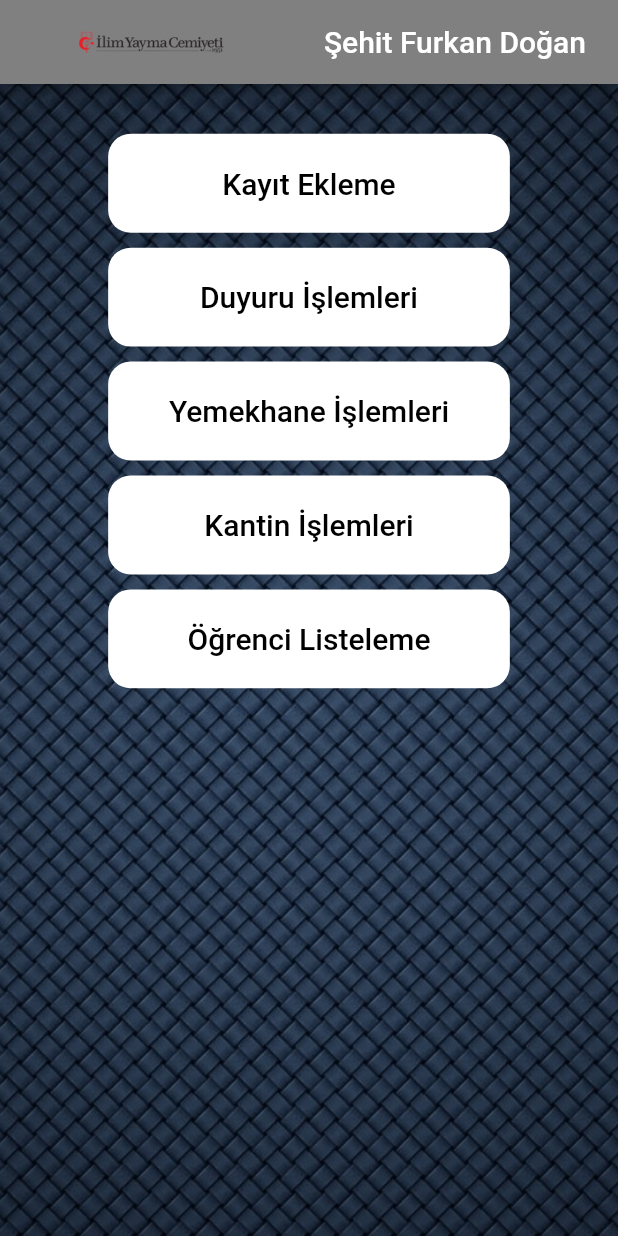
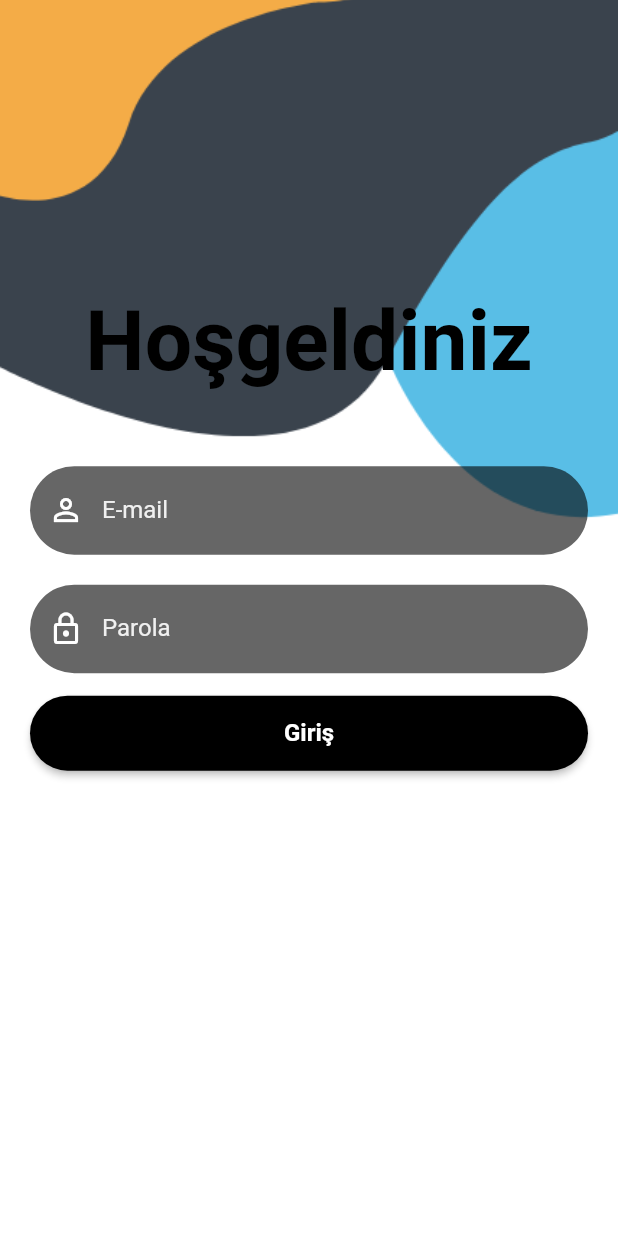
Before and after one commit to memin745/AppAdmin, a Flutter app: the screen it shows after launch, on a phone screen of 412 x 824 dp. Run offline on Flutter 3.47's test engine with Material 2 defaults, Android fonts, the phone set to English and light mode, and no system bars; our stand-ins replace cloud_firestore, firebase_auth, firebase_core, fluttertoast; accounts and stored records are empty.

Commit message:
firebase

```diff
--- a/flutter_application_6/lib/KayıtEkleme/kayitekleme.dart
+++ b/flutter_application_6/lib/KayıtEkleme/kayitekleme.dart
@@ -2,6 +2,8 @@ import 'package:flutter/src/foundation/key.dart';
 import 'package:flutter/src/widgets/framework.dart';
 import 'package:flutter/material.dart';
 import 'package:flutter_application_6/homepage.dart';
+import 'package:firebase_auth/firebase_auth.dart';
+import 'package:firebase_core/firebase_core.dart';
 
 class KayitEklemePage extends StatefulWidget {
   const KayitEklemePage({Key key}) : super(key: key);
--- /dev/null
+++ b/flutter_application_6/lib/login.dart
@@ -0,0 +1,93 @@
+import 'package:firebase_auth/firebase_auth.dart';
+
+import 'package:flutter/material.dart';
+import 'package:flutter_application_6/homepage.dart';
+import 'package:flutter_application_6/resuable_widgets.dart';
+import 'package:fluttertoast/fluttertoast.dart';
+
+class SignInScreen extends StatefulWidget {
+  const SignInScreen({Key key}) : super(key: key);
+
+  @override
+  _SignInScreenState createState() => _SignInScreenState();
+}
+
+class _SignInScreenState extends State<SignInScreen> {
+  TextEditingController _passwordTextController = TextEditingController();
+  TextEditingController _emailTextController = TextEditingController();
+  @override
+  Widget build(BuildContext context) {
+    return Scaffold(
+      body: Container(
+        width: MediaQuery.of(context).size.width,
+        height: MediaQuery.of(context).size.height,
+        decoration: BoxDecoration(
+          image: DecorationImage(
+            image: AssetImage("assets/login.png"),
+            fit: BoxFit.cover,
+          ),
+        ),
+        child: SingleChildScrollView(
+          child: Padding(
+            padding: EdgeInsets.fromLTRB(
+                20, MediaQuery.of(context).size.height * 0.2, 20, 0),
+            child: Column(
+              children: <Widget>[
+                const SizedBox(
+                  height: 30,
+                ),
+                Text(
+                  "Hoşgeldiniz",
+                  style: TextStyle(
+                      fontSize: 56,
+                      fontWeight: FontWeight.bold,
+                      color: Colors.black),
+                ),
+                SizedBox(
+                  height: 50,
+                ),
+                reusableTextField("E-mail", Icons.person_outline, false,
+                    _emailTextController),
+                const SizedBox(
+                  height: 20,
+                ),
+                reusableTextField("Parola", Icons.lock_outline, true,
+                    _passwordTextController),
+                const SizedBox(
+                  height: 5,
+                ),
+
+                firebaseUIButton(context, "Giriş", () {
+                  FirebaseAuth.instance
+                      .signInWithEmailAndPassword(
+                          email: _emailTextController.text,
+                          password: _passwordTextController.text)
+                      .then((value) {
+                    Navigator.push(context,
+                        MaterialPageRoute(builder: (context) => HomePage()));
+                       Fluttertoast.showToast(msg: "Giriş Başarılı",
+             toastLength: Toast.LENGTH_SHORT,
+             gravity: ToastGravity.BOTTOM,
+             timeInSecForIosWeb: 5,
+             backgroundColor: Colors.amber,
+             textColor: Colors.white,
+             fontSize: 15);
+                  }).onError((error, stackTrace) {
+                    print("Giriş olmadı ${error.toString()}");
+                    Fluttertoast.showToast(msg: "Giriş Başarısız",
+             toastLength: Toast.LENGTH_SHORT,
+             gravity: ToastGravity.BOTTOM,
+             timeInSecForIosWeb: 5,
+             backgroundColor: Colors.amber,
+             textColor: Colors.white,
+             fontSize: 15);
+                  });
+                }),
+              ],
+            ),
+          ),
+        ),
+      ),
+    );
+  }
+}
--- /dev/null
+++ b/flutter_application_6/lib/resuable_widgets.dart
@@ -0,0 +1,68 @@
+import 'package:flutter/material.dart';
+
+Image logoWidget(String imageName) {
+  return Image.asset(
+    imageName,
+    fit: BoxFit.fitWidth,
+    width: 240,
+    height: 240,
+    color: Colors.white,
+  );
+}
+
+TextField reusableTextField(String text, IconData icon, bool isPasswordType,
+    TextEditingController controller) {
+  return TextField(
+    controller: controller,
+    obscureText: isPasswordType,
+    enableSuggestions: !isPasswordType,
+    autocorrect: !isPasswordType,
+    cursorColor: Colors.black,
+    style: TextStyle(color: Colors.white.withOpacity(1)),
+    decoration: InputDecoration(
+      prefixIcon: Icon(
+        icon,
+        color: Colors.white,
+      ),
+      labelText: text,
+      labelStyle: TextStyle(color: Colors.white.withOpacity(0.9)),
+      filled: true,
+      floatingLabelBehavior: FloatingLabelBehavior.never,
+      fillColor: Colors.black.withOpacity(0.6),
+      border: OutlineInputBorder(
+          borderRadius: BorderRadius.circular(30.0),
+          borderSide: const BorderSide(width: 0, style: BorderStyle.none)),
+    ),
+    keyboardType: isPasswordType
+        ? TextInputType.visiblePassword
+        : TextInputType.emailAddress,
+  );
+}
+
+Container firebaseUIButton(BuildContext context, String title, Function onTap) {
+  return Container(
+    width: MediaQuery.of(context).size.width,
+    height: 50,
+    margin: const EdgeInsets.fromLTRB(0, 10, 0, 20),
+    decoration: BoxDecoration(borderRadius: BorderRadius.circular(90)),
+    child: ElevatedButton(
+      onPressed: () {
+        onTap();
+      },
+      child: Text(
+        title,
+        style: const TextStyle(
+            color: Colors.white, fontWeight: FontWeight.bold, fontSize: 16),
+      ),
+      style: ButtonStyle(
+          backgroundColor: MaterialStateProperty.resolveWith((states) {
+            if (states.contains(MaterialState.pressed)) {
+              return Colors.black26;
+            }
+            return Colors.black.withOpacity(1);
+          }),
+          shape: MaterialStateProperty.all<RoundedRectangleBorder>(
+              RoundedRectangleBorder(borderRadius: BorderRadius.circular(30)))),
+    ),
+  );
+}
```
Also changed, not shown: flutter_application_6/lib/duyuruislemleri/duyuruekle/duyuruekle.dart (+33 -9 lines), flutter_application_6/lib/main.dart (+13 -7 lines), flutter_application_6/pubspec.yaml (+7 -0 lines), flutter_application_6/lib/firebase_options.dart (added), flutter_application_6/pubspec.lock, 8 other files.
